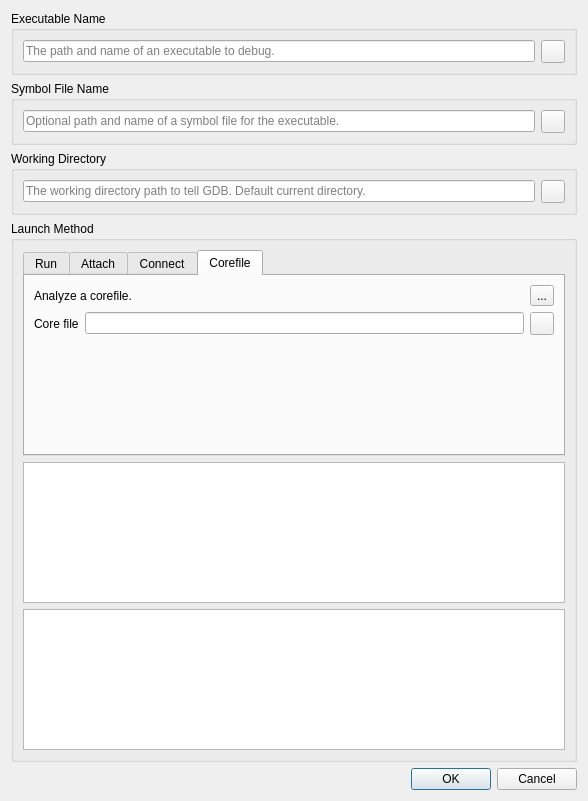
Before: the Qt Designer form src/SeerDebugDialog.ui in epasveer/seer, drawn with Qt 5.
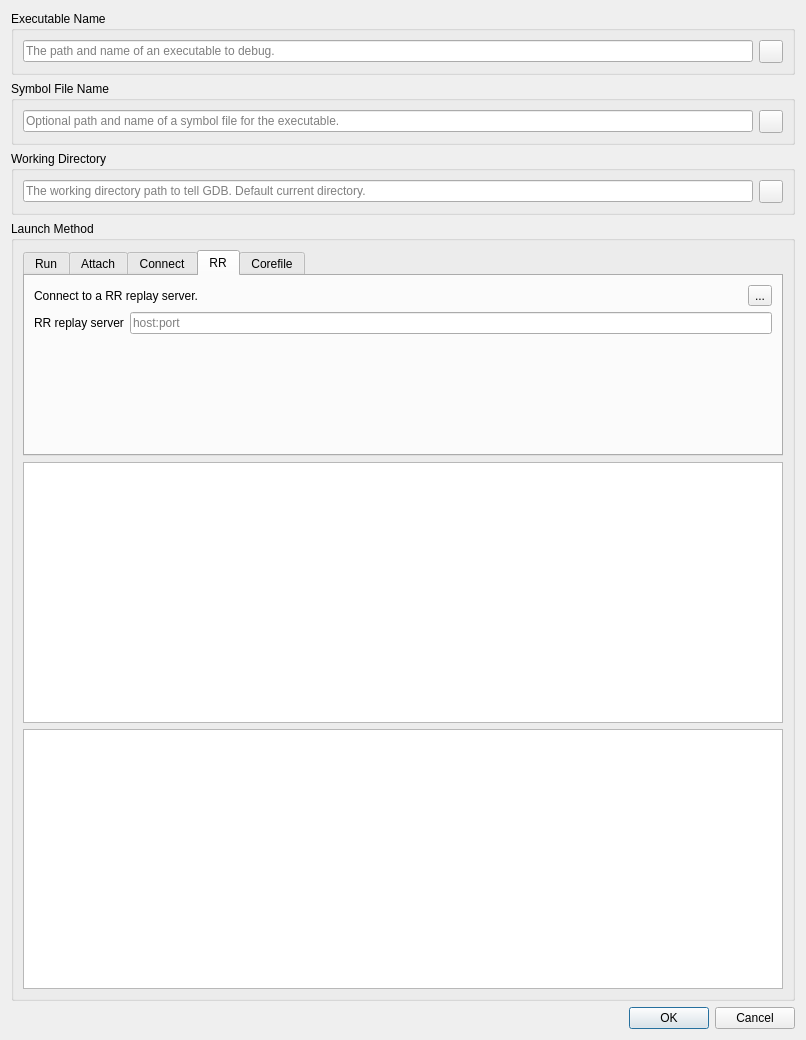
After: the same form once the commit is applied. Icons and pictures are not drawn.

Commit message: rr: first attempt at adding RR support to Seer.

```diff
--- a/src/SeerDebugDialog.ui
+++ b/src/SeerDebugDialog.ui
@@ -6,15 +6,61 @@
    <rect>
     <x>0</x>
     <y>0</y>
-    <width>588</width>
-    <height>801</height>
+    <width>806</width>
+    <height>1040</height>
    </rect>
   </property>
   <property name="windowTitle">
    <string>Select Executable to Debug</string>
   </property>
-  <layout class="QVBoxLayout" name="verticalLayout_4">
-   <item>
+  <layout class="QGridLayout" name="gridLayout">
+   <item row="2" column="0">
+    <widget class="QGroupBox" name="executableWorkingDirectoryGroupBox">
+     <property name="toolTip">
+      <string/>
+     </property>
+     <property name="title">
+      <string>Working Directory</string>
+     </property>
+     <property name="alignment">
+      <set>Qt::AlignLeading|Qt::AlignLeft|Qt::AlignTop</set>
+     </property>
+     <layout class="QVBoxLayout" name="verticalLayout_3">
+      <item>
+       <layout class="QHBoxLayout" name="horizontalLayout_5">
+        <item>
+         <widget class="QLineEdit" name="executableWorkingDirectoryLineEdit">
+          <property name="toolTip">
+           <string>The working directory path to tell GDB. Default current directory.</string>
+          </property>
+          <property name="placeholderText">
+           <string>The working directory path to tell GDB. Default current directory.</string>
+          </property>
+          <property name="clearButtonEnabled">
+           <bool>true</bool>
+          </property>
+         </widget>
+        </item>
+        <item>
+         <widget class="QToolButton" name="executableWorkingDirectoryToolButton">
+          <property name="toolTip">
+           <string>Open a dialog to select a path.</string>
+          </property>
+          <property name="text">
+           <string/>
+          </property>
+          <property name="icon">
+           <iconset resource="resource.qrc">
+            <normaloff>:/seer/resources/RelaxLightIcons/document-open.svg</normaloff>:/seer/resources/RelaxLightIcons/document-open.svg</iconset>
+          </property>
+         </widget>
+        </item>
+       </layout>
+      </item>
+     </layout>
+    </widget>
+   </item>
+   <item row="0" column="0">
     <widget class="QGroupBox" name="executableNameGroupBox">
      <property name="title">
       <string>Executable Name</string>
@@ -72,7 +118,17 @@
      </layout>
     </widget>
    </item>
-   <item>
+   <item row="4" column="0">
+    <widget class="QDialogButtonBox" name="buttonBox">
+     <property name="orientation">
+      <enum>Qt::Horizontal</enum>
+     </property>
+     <property name="standardButtons">
+      <set>QDialogButtonBox::Cancel|QDialogButtonBox::Ok</set>
+     </property>
+    </widget>
+   </item>
+   <item row="1" column="0">
     <widget class="QGroupBox" name="executableSymbolNameGroupBox">
      <property name="title">
       <string>Symbol File Name</string>
@@ -130,53 +186,7 @@
      </layout>
     </widget>
    </item>
-   <item>
-    <widget class="QGroupBox" name="executableWorkingDirectoryGroupBox">
-     <property name="toolTip">
-      <string/>
-     </property>
-     <property name="title">
-      <string>Working Directory</string>
-     </property>
-     <property name="alignment">
-      <set>Qt::AlignLeading|Qt::AlignLeft|Qt::AlignTop</set>
-     </property>
-     <layout class="QVBoxLayout" name="verticalLayout_3">
-      <item>
-       <layout class="QHBoxLayout" name="horizontalLayout_5">
-        <item>
-         <widget class="QLineEdit" name="executableWorkingDirectoryLineEdit">
-          <property name="toolTip">
-           <string>The working directory path to tell GDB. Default current directory.</string>
-          </property>
-          <property name="placeholderText">
-           <string>The working directory path to tell GDB. Default current directory.</string>
-          </property>
-          <property name="clearButtonEnabled">
-           <bool>true</bool>
-          </property>
-         </widget>
-        </item>
-        <item>
-         <widget class="QToolButton" name="executableWorkingDirectoryToolButton">
-          <property name="toolTip">
-           <string>Open a dialog to select a path.</string>
-          </property>
-          <property name="text">
-           <string/>
-          </property>
-          <property name="icon">
-           <iconset resource="resource.qrc">
-            <normaloff>:/seer/resources/RelaxLightIcons/document-open.svg</normaloff>:/seer/resources/RelaxLightIcons/document-open.svg</iconset>
-          </property>
-         </widget>
-        </item>
-       </layout>
-      </item>
-     </layout>
-    </widget>
-   </item>
-   <item>
+   <item row="3" column="0">
     <widget class="QGroupBox" name="launchMethodGroupBox">
      <property name="sizePolicy">
       <sizepolicy hsizetype="Preferred" vsizetype="Preferred">
@@ -628,6 +638,101 @@
           </item>
          </layout>
         </widget>
+        <widget class="QWidget" name="rrTab">
+         <attribute name="title">
+          <string>RR</string>
+         </attribute>
+         <layout class="QGridLayout" name="gridLayout_4">
+          <item row="0" column="0">
+           <layout class="QVBoxLayout" name="verticalLayout_4">
+            <item>
+             <layout class="QHBoxLayout" name="horizontalLayout_11">
+              <item>
+               <widget class="QLabel" name="label_5">
+                <property name="text">
+                 <string>Connect to a RR replay server.</string>
+                </property>
+               </widget>
+              </item>
+              <item>
+               <spacer name="horizontalSpacer_6">
+                <property name="orientation">
+                 <enum>Qt::Horizontal</enum>
+                </property>
+                <property name="sizeHint" stdset="0">
+                 <size>
+                  <width>248</width>
+                  <height>20</height>
+                 </size>
+                </property>
+               </spacer>
+              </item>
+              <item>
+               <widget class="QToolButton" name="helpRRToolButton">
+                <property name="toolTip">
+                 <string>Help for Connect launch method.</string>
+                </property>
+                <property name="text">
+                 <string>...</string>
+                </property>
+                <property name="icon">
+                 <iconset resource="resource.qrc">
+                  <normaloff>:/seer/resources/RelaxLightIcons/help-about.svg</normaloff>:/seer/resources/RelaxLightIcons/help-about.svg</iconset>
+                </property>
+               </widget>
+              </item>
+             </layout>
+            </item>
+            <item>
+             <layout class="QHBoxLayout" name="horizontalLayout_12">
+              <item>
+               <widget class="QLabel" name="rrHostPortLabel">
+                <property name="text">
+                 <string>RR replay server</string>
+                </property>
+               </widget>
+              </item>
+              <item>
+               <widget class="QLineEdit" name="rrHostPortLineEdit">
+                <property name="sizePolicy">
+                 <sizepolicy hsizetype="Expanding" vsizetype="Fixed">
+                  <horstretch>100</horstretch>
+                  <verstretch>0</verstretch>
+                 </sizepolicy>
+                </property>
+                <property name="toolTip">
+                 <string>How to access the remote gdbserver.</string>
+                </property>
+                <property name="text">
+                 <string/>
+                </property>
+                <property name="placeholderText">
+                 <string>host:port</string>
+                </property>
+                <property name="clearButtonEnabled">
+                 <bool>true</bool>
+                </property>
+               </widget>
+              </item>
+             </layout>
+            </item>
+            <item>
+             <spacer name="verticalSpacer_2">
+              <property name="orientation">
+               <enum>Qt::Vertical</enum>
+              </property>
+              <property name="sizeHint" stdset="0">
+               <size>
+                <width>20</width>
+                <height>40</height>
+               </size>
+              </property>
+             </spacer>
+            </item>
+           </layout>
+          </item>
+         </layout>
+        </widget>
         <widget class="QWidget" name="corefileTab">
          <attribute name="title">
           <string>Corefile</string>
@@ -758,16 +863,6 @@
      </layout>
     </widget>
    </item>
-   <item>
-    <widget class="QDialogButtonBox" name="buttonBox">
-     <property name="orientation">
-      <enum>Qt::Horizontal</enum>
-     </property>
-     <property name="standardButtons">
-      <set>QDialogButtonBox::Cancel|QDialogButtonBox::Ok</set>
-     </property>
-    </widget>
-   </item>
   </layout>
   <zorder>executableNameGroupBox</zorder>
   <zorder>buttonBox</zorder>
```
The commit also changes 8 other files.
